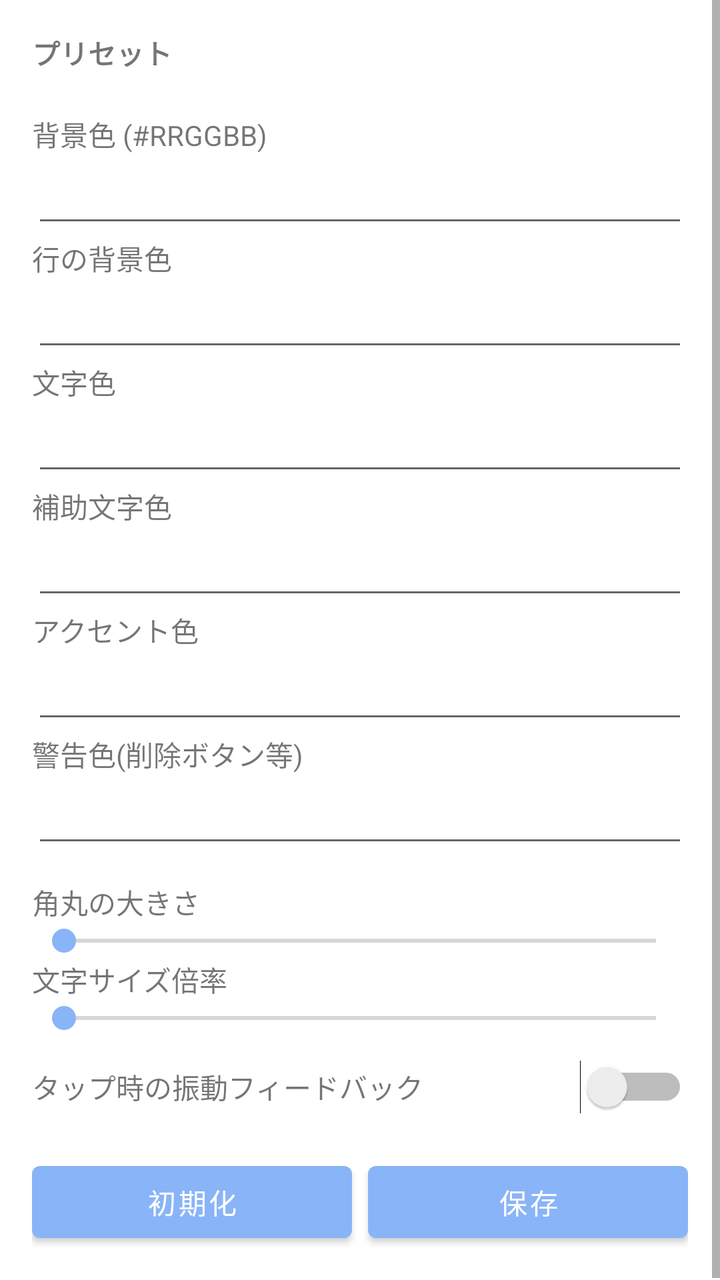
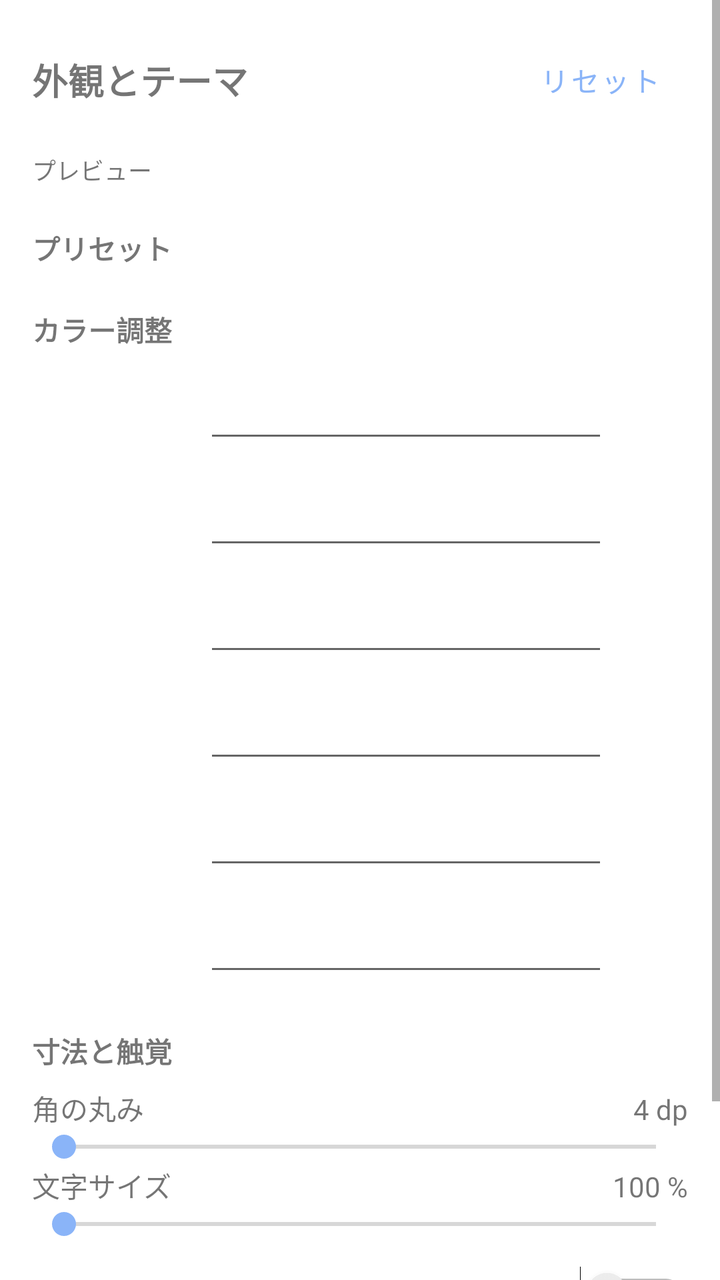

Before-and-after screenshots of an Android layout around one commit, followed by the original layout XML and the change that was made.
<!-- AndroidManifest.xml: application theme Theme.ClipKeyboard -->
<!-- res/layout/activity_theme_settings.xml -->
<?xml version="1.0" encoding="utf-8"?>
<ScrollView xmlns:android="http://schemas.android.com/apk/res/android"
    android:layout_width="match_parent"
    android:layout_height="match_parent">

    <LinearLayout
        android:layout_width="match_parent"
        android:layout_height="wrap_content"
        android:orientation="vertical"
        android:padding="16dp">

        <TextView
            android:layout_width="match_parent"
            android:layout_height="wrap_content"
            android:text="プリセット"
            android:textStyle="bold"
            android:layout_marginBottom="4dp"/>
        <LinearLayout
            android:id="@+id/preset_container"
            android:layout_width="match_parent"
            android:layout_height="wrap_content"
            android:orientation="horizontal"
            android:layout_marginBottom="16dp"/>

        <TextView android:layout_width="match_parent" android:layout_height="wrap_content" android:text="背景色 (#RRGGBB)"/>
        <EditText android:id="@+id/edit_bg" android:layout_width="match_parent" android:layout_height="wrap_content"/>

        <TextView android:layout_width="match_parent" android:layout_height="wrap_content" android:text="行の背景色"/>
        <EditText android:id="@+id/edit_row_bg" android:layout_width="match_parent" android:layout_height="wrap_content"/>

        <TextView android:layout_width="match_parent" android:layout_height="wrap_content" android:text="文字色"/>
        <EditText android:id="@+id/edit_text" android:layout_width="match_parent" android:layout_height="wrap_content"/>

        <TextView android:layout_width="match_parent" android:layout_height="wrap_content" android:text="補助文字色"/>
        <EditText android:id="@+id/edit_sub_text" android:layout_width="match_parent" android:layout_height="wrap_content"/>

        <TextView android:layout_width="match_parent" android:layout_height="wrap_content" android:text="アクセント色"/>
        <EditText android:id="@+id/edit_accent" android:layout_width="match_parent" android:layout_height="wrap_content"/>

        <TextView android:layout_width="match_parent" android:layout_height="wrap_content" android:text="警告色(削除ボタン等)"/>
        <EditText android:id="@+id/edit_danger" android:layout_width="match_parent" android:layout_height="wrap_content"/>

        <TextView android:layout_width="match_parent" android:layout_height="wrap_content" android:layout_marginTop="12dp" android:text="角丸の大きさ"/>
        <SeekBar android:id="@+id/seek_corner" android:layout_width="match_parent" android:layout_height="wrap_content" android:max="30"/>

        <TextView android:layout_width="match_parent" android:layout_height="wrap_content" android:text="文字サイズ倍率"/>
        <SeekBar android:id="@+id/seek_font_scale" android:layout_width="match_parent" android:layout_height="wrap_content" android:max="100"/>

        <LinearLayout
            android:layout_width="match_parent"
            android:layout_height="wrap_content"
            android:orientation="horizontal"
            android:gravity="center_vertical"
            android:layout_marginTop="12dp">
            <TextView
                android:layout_width="0dp"
                android:layout_height="wrap_content"
                android:layout_weight="1"
                android:text="タップ時の振動フィードバック"/>
            <Switch
                android:id="@+id/switch_haptic"
                android:layout_width="wrap_content"
                android:layout_height="wrap_content"/>
        </LinearLayout>

        <LinearLayout
            android:layout_width="match_parent"
            android:layout_height="wrap_content"
            android:orientation="horizontal"
            android:layout_marginTop="20dp">

            <com.google.android.material.button.MaterialButton
                android:id="@+id/btn_reset"
                android:layout_width="0dp"
                android:layout_height="wrap_content"
                android:layout_weight="1"
                android:layout_marginEnd="4dp"
                android:text="初期化"/>

            <com.google.android.material.button.MaterialButton
                android:id="@+id/btn_save"
                android:layout_width="0dp"
                android:layout_height="wrap_content"
                android:layout_weight="1"
                android:layout_marginStart="4dp"
                android:text="保存"/>
        </LinearLayout>
    </LinearLayout>
</ScrollView>
<!-- resources referenced by this layout -->
<resources>
  <style name="Theme.ClipKeyboard" parent="Theme.MaterialComponents.DayNight.NoActionBar">
          <item name="colorPrimary">#8AB4F8</item>
          <item name="colorPrimaryDark">#1E1F22</item>
          <item name="colorAccent">#8AB4F8</item>
      </style>
</resources>

<!-- the commit's change to res/layout/activity_theme_settings.xml (unified diff, before → after) -->
@@ -8,6 +8,40 @@
         android:layout_height="wrap_content"
         android:orientation="vertical"
         android:padding="16dp">
+
+        <LinearLayout
+            android:layout_width="match_parent"
+            android:layout_height="wrap_content"
+            android:gravity="center_vertical"
+            android:orientation="horizontal"
+            android:layout_marginBottom="12dp">
+            <TextView
+                android:layout_width="0dp"
+                android:layout_height="wrap_content"
+                android:layout_weight="1"
+                android:text="外観とテーマ"
+                android:textSize="18sp"
+                android:textStyle="bold" />
+            <com.google.android.material.button.MaterialButton
+                android:id="@+id/btn_reset"
+                style="@style/Widget.MaterialComponents.Button.TextButton"
+                android:layout_width="wrap_content"
+                android:layout_height="wrap_content"
+                android:text="リセット" />
+        </LinearLayout>
+
+        
+        <TextView
+            android:layout_width="match_parent"
+            android:layout_height="wrap_content"
+            android:text="プレビュー"
+            android:textSize="12sp"
+            android:layout_marginBottom="4dp" />
+        <FrameLayout
+            android:id="@+id/preview_container"
+            android:layout_width="match_parent"
+            android:layout_height="wrap_content"
+            android:layout_marginBottom="16dp" />
 
         <TextView
             android:layout_width="match_parent"
@@ -22,28 +56,67 @@
             android:orientation="horizontal"
             android:layout_marginBottom="16dp"/>
 
-        <TextView android:layout_width="match_parent" android:layout_height="wrap_content" android:text="背景色 (#RRGGBB)"/>
-        <EditText android:id="@+id/edit_bg" android:layout_width="match_parent" android:layout_height="wrap_content"/>
+        <TextView
+            android:layout_width="match_parent"
+            android:layout_height="wrap_content"
+            android:text="カラー調整"
+            android:textStyle="bold"
+            android:layout_marginBottom="4dp"/>
 
-        <TextView android:layout_width="match_parent" android:layout_height="wrap_content" android:text="行の背景色"/>
-        <EditText android:id="@+id/edit_row_bg" android:layout_width="match_parent" android:layout_height="wrap_content"/>
+        
+        <include layout="@layout/row_color_field" android:id="@+id/row_bg"
+            android:layout_width="match_parent" android:layout_height="wrap_content" />
+        <include layout="@layout/row_color_field" android:id="@+id/row_row_bg"
+            android:layout_width="match_parent" android:layout_height="wrap_content" />
+        <include layout="@layout/row_color_field" android:id="@+id/row_text"
+            android:layout_width="match_parent" android:layout_height="wrap_content" />
+        <include layout="@layout/row_color_field" android:id="@+id/row_sub_text"
+            android:layout_width="match_parent" android:layout_height="wrap_content" />
+        <include layout="@layout/row_color_field" android:id="@+id/row_accent"
+            android:layout_width="match_parent" android:layout_height="wrap_content" />
+        <include layout="@layout/row_color_field" android:id="@+id/row_danger"
+            android:layout_width="match_parent" android:layout_height="wrap_content" />
 
-        <TextView android:layout_width="match_parent" android:layout_height="wrap_content" android:text="文字色"/>
-        <EditText android:id="@+id/edit_text" android:layout_width="match_parent" android:layout_height="wrap_content"/>
+        <TextView
+            android:layout_width="match_parent"
+            android:layout_height="wrap_content"
+            android:layout_marginTop="16dp"
+            android:text="寸法と触覚"
+            android:textStyle="bold" />
 
-        <TextView android:layout_width="match_parent" android:layout_height="wrap_content" android:text="補助文字色"/>
-        <EditText android:id="@+id/edit_sub_text" android:layout_width="match_parent" android:layout_height="wrap_content"/>
-
-        <TextView android:layout_width="match_parent" android:layout_height="wrap_content" android:text="アクセント色"/>
-        <EditText android:id="@+id/edit_accent" android:layout_width="match_parent" android:layout_height="wrap_content"/>
-
-        <TextView android:layout_width="match_parent" android:layout_height="wrap_content" android:text="警告色(削除ボタン等)"/>
-        <EditText android:id="@+id/edit_danger" android:layout_width="match_parent" android:layout_height="wrap_content"/>
-
-        <TextView android:layout_width="match_parent" android:layout_height="wrap_content" android:layout_marginTop="12dp" android:text="角丸の大きさ"/>
+        <LinearLayout
+            android:layout_width="match_parent"
+            android:layout_height="wrap_content"
+            android:orientation="horizontal"
+            android:layout_marginTop="8dp">
+            <TextView
+                android:layout_width="0dp"
+                android:layout_height="wrap_content"
+                android:layout_weight="1"
+                android:text="角の丸み" />
+            <TextView
+                android:id="@+id/label_corner_value"
+                android:layout_width="wrap_content"
+                android:layout_height="wrap_content"
+                android:text="4 dp" />
+        </LinearLayout>
         <SeekBar android:id="@+id/seek_corner" android:layout_width="match_parent" android:layout_height="wrap_content" android:max="30"/>
 
-        <TextView android:layout_width="match_parent" android:layout_height="wrap_content" android:text="文字サイズ倍率"/>
+        <LinearLayout
+            android:layout_width="match_parent"
+            android:layout_height="wrap_content"
+            android:orientation="horizontal">
+            <TextView
+                android:layout_width="0dp"
+                android:layout_height="wrap_content"
+                android:layout_weight="1"
+                android:text="文字サイズ" />
+            <TextView
+                android:id="@+id/label_font_value"
+                android:layout_width="wrap_content"
+                android:layout_height="wrap_content"
+                android:text="100 %" />
+        </LinearLayout>
         <SeekBar android:id="@+id/seek_font_scale" android:layout_width="match_parent" android:layout_height="wrap_content" android:max="100"/>
 
         <LinearLayout
@@ -63,27 +136,41 @@
                 android:layout_height="wrap_content"/>
         </LinearLayout>
 
-        <LinearLayout
+        <com.google.android.material.button.MaterialButton
+            android:id="@+id/btn_save"
             android:layout_width="match_parent"
             android:layout_height="wrap_content"
-            android:orientation="horizontal"
-            android:layout_marginTop="20dp">
-
-            <com.google.android.material.button.MaterialButton
-                android:id="@+id/btn_reset"
-                android:layout_width="0dp"
-                android:layout_height="wrap_content"
-                android:layout_weight="1"
-                android:layout_marginEnd="4dp"
-                android:text="初期化"/>
-
-            <com.google.android.material.button.MaterialButton
-                android:id="@+id/btn_save"
-                android:layout_width="0dp"
-                android:layout_height="wrap_content"
-                android:layout_weight="1"
-                android:layout_marginStart="4dp"
-                android:text="保存"/>
-        </LinearLayout>
+            android:layout_marginTop="20dp"
+            android:text="保存"/>
     </LinearLayout>
 </ScrollView>
+<!-- res/layout/row_color_field.xml (included above) -->
+<?xml version="1.0" encoding="utf-8"?>
+<LinearLayout xmlns:android="http://schemas.android.com/apk/res/android"
+    android:layout_width="match_parent"
+    android:layout_height="wrap_content"
+    android:gravity="center_vertical"
+    android:orientation="horizontal"
+    android:paddingVertical="6dp">
+
+    <TextView
+        android:id="@+id/field_label"
+        android:layout_width="86dp"
+        android:layout_height="wrap_content"
+        android:textSize="12sp" />
+
+    <EditText
+        android:id="@+id/field_hex"
+        android:layout_width="0dp"
+        android:layout_height="wrap_content"
+        android:layout_weight="1"
+        android:layout_marginEnd="8dp"
+        android:inputType="text"
+        android:maxLines="1" />
+
+    
+    <View
+        android:id="@+id/field_swatch"
+        android:layout_width="32dp"
+        android:layout_height="32dp" />
+</LinearLayout>
